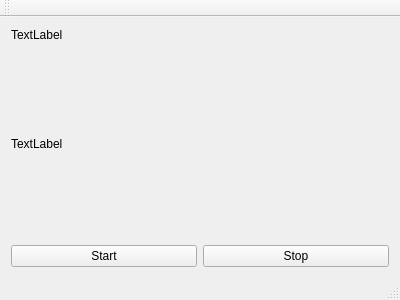
Above: mainwindow.ui from icoz/evo before the change. Below: the same form after it.
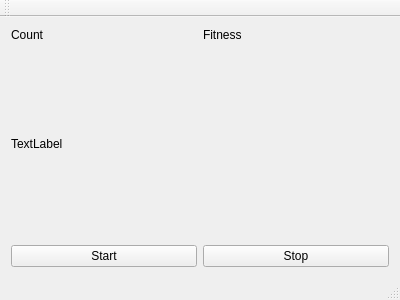
That is the form after the change.

Commit message: MainWindow: added Label with best animal

The edit to the form file:
```diff
--- a/mainwindow.ui
+++ b/mainwindow.ui
@@ -16,11 +16,22 @@
   <widget class="QWidget" name="centralWidget">
    <layout class="QVBoxLayout" name="verticalLayout">
     <item>
+     <layout class="QHBoxLayout" name="horizontalLayout_2">
+      <item>
      <widget class="QLabel" name="lblCount">
       <property name="text">
-       <string>TextLabel</string>
-      </property>
-     </widget>
+         <string>Count</string>
+        </property>
+       </widget>
+      </item>
+      <item>
+       <widget class="QLabel" name="lblFitness">
+        <property name="text">
+         <string>Fitness</string>
+        </property>
+       </widget>
+      </item>
+     </layout>
     </item>
     <item>
      <widget class="QLabel" name="label">
```
Lines whose indentation alone changed are shown as unchanged. The commit also changes 1 other file.
